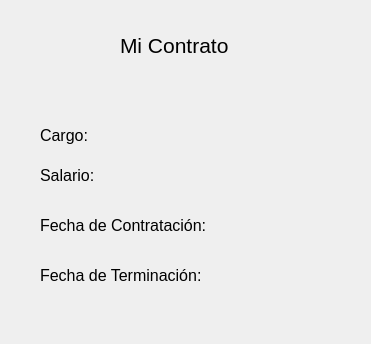
This is Entrega Final/contrato.ui in Rey7910/Pionono_Cakes_Proyect as Qt 5 draws it before an edit. The edited form follows.
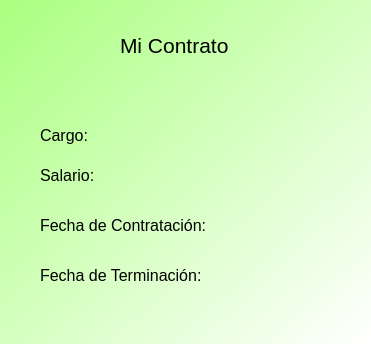
This is the edited form. Icons and pictures are not drawn.

The edit to the form file:
```diff
--- a/Entrega Final/contrato.ui
+++ b/Entrega Final/contrato.ui
@@ -13,6 +13,18 @@
   <property name="windowTitle">
    <string>Form</string>
   </property>
+  <property name="windowIcon">
+   <iconset resource="Imagenes.qrc">
+    <normaloff>:/Bkg/Images/Logo.png</normaloff>:/Bkg/Images/Logo.png</iconset>
+  </property>
+  <property name="styleSheet">
+   <string notr="true">QWidget#Form{
+	background-color: qlineargradient(spread:pad, x1:0, y1:0, x2:1, y2:1, stop:0 rgba(170, 255, 127, 255), stop:1 rgba(255, 255, 255, 255));
+}
+QWidget#Login{
+background-color: qlineargradient(spread:pad, x1:0, y1:0, x2:1, y2:1, stop:0 rgba(170, 255, 127, 255), stop:1 rgba(255, 255, 255, 255));
+}</string>
+  </property>
   <widget class="QLabel" name="label">
    <property name="geometry">
     <rect>
@@ -45,6 +57,14 @@
      <pointsize>12</pointsize>
     </font>
    </property>
+   <property name="styleSheet">
+    <string notr="true">QWidget#contrato{
+	background-color: qlineargradient(spread:pad, x1:0, y1:0, x2:1, y2:1, stop:0 rgba(170, 255, 127, 255), stop:1 rgba(255, 255, 255, 255));
+}
+QWidget#Login{
+background-color: qlineargradient(spread:pad, x1:0, y1:0, x2:1, y2:1, stop:0 rgba(170, 255, 127, 255), stop:1 rgba(255, 255, 255, 255));
+}</string>
+   </property>
    <property name="text">
     <string>Cargo: </string>
    </property>
```
Left out of the diff: 4 changed lines with no effect on the pictures.
